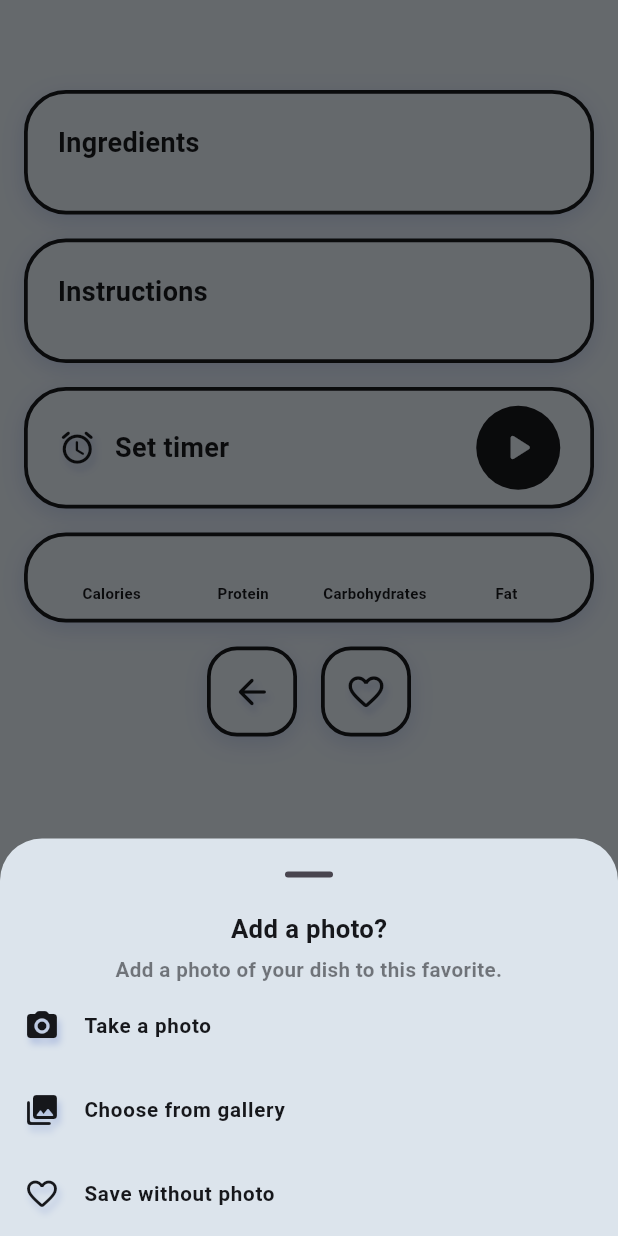
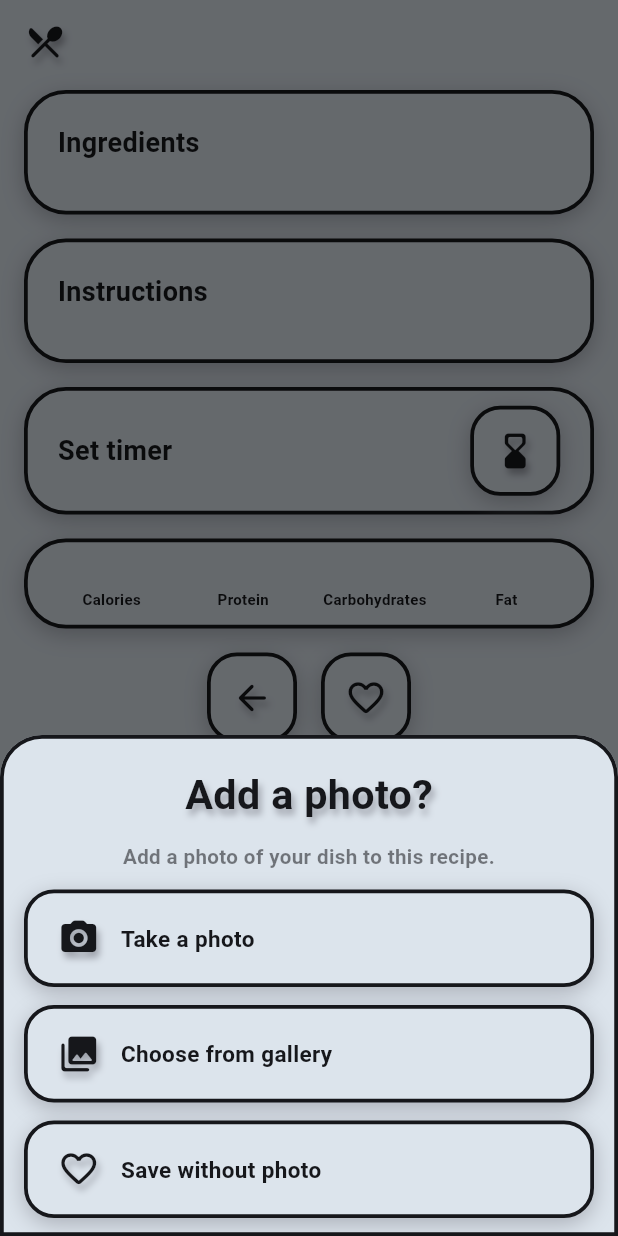
Before and after one commit to denissavishchev/young_chef, a Flutter app: the RecipeScreen screen opened directly, after a tap on the "favorite outline" icon, on a phone screen of 412 x 824 dp. Run offline on Flutter 3.47's test engine with Material 3 defaults, Android fonts, the phone set to English and light mode, and no system bars; our stand-ins replace easy_localization, flutter_dotenv, flutter_screenutil, flutter_spinkit, google_generative_ai, hive_ce_flutter and 4 more; missing offline and left inert: alarm, country_flags; accounts and stored records are empty; network calls fail.

Commit message:
app icon, UI fix, new loading

```diff
--- a/assets/translations/en-US.json
+++ b/assets/translations/en-US.json
@@ -36,6 +36,10 @@
   "timerDoneBody": "Your timer for {} has finished. Tap to go back to the recipe.",
   "timerMinutesShort": "min",
   "timerNotificationChannel": "Cooking timer",
+  "loadingStep1": "Picking ingredients…",
+  "loadingStep2": "Mixing flavors…",
+  "loadingStep3": "Preheating the oven…",
+  "myRecipes": "My recipes",
   "favorites": "Favorites",
   "saveToFavorites": "Save",
   "removeFromFavorites": "Remove from favorites",
@@ -43,7 +47,7 @@
   "vegan": "Vegan",
   "scanFailed": "Could not recognize any products. Try again.",
   "addPhotoTitle": "Add a photo?",
-  "addPhotoSubtitle": "Add a photo of your dish to this favorite.",
+  "addPhotoSubtitle": "Add a photo of your dish to this recipe.",
   "takePhoto": "Take a photo",
   "chooseFromGallery": "Choose from gallery",
   "saveWithoutPhoto": "Save without photo",
--- a/assets/translations/pl-PL.json
+++ b/assets/translations/pl-PL.json
@@ -36,6 +36,10 @@
   "timerDoneBody": "Minutnik dla przepisu {} zakończył odliczanie. Dotknij, aby wrócić do przepisu.",
   "timerMinutesShort": "min",
   "timerNotificationChannel": "Minutnik kuchenny",
+  "loadingStep1": "Dobieram składniki…",
+  "loadingStep2": "Mieszam smaki…",
+  "loadingStep3": "Podgrzewam piekarnik…",
+  "myRecipes": "Moje przepisy",
   "favorites": "Ulubione",
   "saveToFavorites": "Zapisz",
   "removeFromFavorites": "Usuń z ulubionych",
@@ -43,7 +47,7 @@
   "vegan": "Wegańskie",
   "scanFailed": "Nie udało się rozpoznać produktów. Spróbuj ponownie.",
   "addPhotoTitle": "Dodać zdjęcie?",
-  "addPhotoSubtitle": "Dodaj zdjęcie swojego dania do ulubionych.",
+  "addPhotoSubtitle": "Dodaj zdjęcie swojego dania do przepisu.",
   "takePhoto": "Zrób zdjęcie",
   "chooseFromGallery": "Wybierz z galerii",
   "saveWithoutPhoto": "Zapisz bez zdjęcia",
--- a/assets/translations/ru-RU.json
+++ b/assets/translations/ru-RU.json
@@ -36,6 +36,10 @@
   "timerDoneBody": "Таймер для рецепта {} закончил отсчёт. Нажмите, чтобы вернуться к рецепту.",
   "timerMinutesShort": "мин",
   "timerNotificationChannel": "Кухонный таймер",
+  "loadingStep1": "Подбираю ингредиенты…",
+  "loadingStep2": "Смешиваю вкусы…",
+  "loadingStep3": "Разогреваю духовку…",
+  "myRecipes": "Мои рецепты",
   "favorites": "Избранное",
   "saveToFavorites": "Сохранить",
   "removeFromFavorites": "Удалить из избранного",
@@ -43,7 +47,7 @@
   "vegan": "Веганское",
   "scanFailed": "Не удалось распознать продукты. Попробуйте ещё раз.",
   "addPhotoTitle": "Добавить фото?",
-  "addPhotoSubtitle": "Добавьте фото вашего блюда в избранное.",
+  "addPhotoSubtitle": "Добавьте фото вашего блюда к рецепту.",
   "takePhoto": "Сделать фото",
   "chooseFromGallery": "Выбрать из галереи",
   "saveWithoutPhoto": "Сохранить без фото",
--- a/lib/constants.dart
+++ b/lib/constants.dart
@@ -13,10 +13,19 @@ final kBigTextStyle = TextStyle(
   fontSize: 15.sp,
 );
 
+/// Screen title shared by every top-level screen.
+final kHeaderStyle = kBigTextStyle.copyWith(
+  fontSize: 24.sp,
+  shadows: kIconShadow,
+);
+
 // Outline UI palette (recipe screen + bottom bar).
 const kBg = Color(0xFFDCE4EC);
 const kLine = Color(0xFF16171B);
 const kGlow = Color(0xFFB4C2E0);
+const kShadow = Color(
+  0xFF9EA2AB,
+); // neutral gray under tiles, icons and the bar
 const kLineWidth = 2.5;
 
 /// Tile with a thick dark outline and a soft glow, the base of this UI
@@ -32,7 +41,7 @@ BoxDecoration outlineDecoration({
   border: Border.all(color: kLine, width: kLineWidth),
   boxShadow: [
     BoxShadow(
-      color: kGlow.withValues(alpha: 0.8),
+      color: kShadow.withValues(alpha: 0.8),
       blurRadius: 12,
       offset: const Offset(0, 4),
     ),
@@ -73,4 +82,6 @@ SliderThemeData outlineSliderTheme() => SliderThemeData(
 );
 
 /// Soft glow under icons, same as the bottom bar's.
-const kIconShadow = [Shadow(color: kGlow, blurRadius: 6, offset: Offset(2, 4))];
+const kIconShadow = [
+  Shadow(color: kShadow, blurRadius: 6, offset: Offset(2, 4)),
+];
--- a/lib/screens/home_shell.dart
+++ b/lib/screens/home_shell.dart
@@ -62,10 +62,7 @@ class _HomeShellState extends State<HomeShell> {
             icon: Icons.restaurant_menu_outlined,
             activeIcon: Icons.restaurant_menu_rounded,
           ),
-          NotchNavItem(
-            icon: Icons.eco_outlined,
-            activeIcon: Icons.eco_rounded,
-          ),
+          NotchNavItem(icon: Icons.eco_outlined, activeIcon: Icons.eco_rounded),
           NotchNavItem(
             icon: Icons.settings_outlined,
             activeIcon: Icons.settings_rounded,
--- a/lib/screens/recipe_screen.dart
+++ b/lib/screens/recipe_screen.dart
@@ -10,7 +10,6 @@ import '../constants.dart';
 
 final _text = kTextStyle.copyWith(color: kLine);
 final _heading = kBigTextStyle.copyWith(color: kLine, fontSize: 18);
-final _title = kBigTextStyle.copyWith(color: kLine);
 
 BoxDecoration _outline({double radius = 28, Color color = kBg}) =>
     outlineDecoration(radius: radius, color: color);
@@ -46,19 +45,40 @@ class _RecipeScreenState extends State<RecipeScreen> {
     if (id != null) {
       final confirmed = await showDialog<bool>(
         context: context,
-        builder: (ctx) => AlertDialog(
-          title: Text('removeFavoriteTitle'.tr()),
-          content: Text('removeFavoriteBody'.tr()),
-          actions: [
-            TextButton(
+        builder: (ctx) => Dialog(
+          backgroundColor: Colors.transparent,
+          elevation: 0,
+          insetPadding: const EdgeInsets.symmetric(horizontal: 24),
+          child: Container(
+            padding: const EdgeInsets.all(20),
+            decoration: _outline(),
+            child: Column(
+              mainAxisSize: MainAxisSize.min,
+              spacing: 12,
+              children: [
+                Text(
+                  'removeFavoriteTitle'.tr(),
+                  textAlign: TextAlign.center,
+                  style: kHeaderStyle,
+                ),
+                Text(
+                  'removeFavoriteBody'.tr(),
+                  textAlign: TextAlign.center,
+                  style: _text.copyWith(color: kLine.withValues(alpha: 0.55)),
+                ),
+                _ActionTile(
+                  icon: Icons.heart_broken_rounded,
+                  label: 'remove'.tr(),
+                  onPressed: () => Navigator.pop(ctx, true),
+                ),
+                _ActionTile(
+                  icon: Icons.close_rounded,
+                  label: 'cancel'.tr(),
                   onPressed: () => Navigator.pop(ctx, false),
-              child: Text('cancel'.tr()),
-            ),
-            TextButton(
-              onPressed: () => Navigator.pop(ctx, true),
-              child: Text('remove'.tr(), style: _text),
                 ),
               ],
+            ),
+          ),
         ),
       );
       if (confirmed != true) return;
@@ -69,49 +89,40 @@ class _RecipeScreenState extends State<RecipeScreen> {
     final choice = await showModalBottomSheet<_PhotoChoice>(
       context: context,
       backgroundColor: kBg,
-      showDragHandle: true,
+      shape: const RoundedRectangleBorder(
+        borderRadius: BorderRadius.vertical(top: Radius.circular(28)),
+        side: BorderSide(color: kLine, width: kLineWidth),
+      ),
       builder: (ctx) => SafeArea(
+        child: Padding(
+          padding: const EdgeInsets.fromLTRB(16, 20, 16, 12),
           child: Column(
             mainAxisSize: MainAxisSize.min,
+            spacing: 12,
             children: [
-            Text('addPhotoTitle'.tr(), style: kBigTextStyle),
-            const SizedBox(height: 4),
-            Padding(
-              padding: const EdgeInsets.symmetric(horizontal: 24),
-              child: Text(
+              Text('addPhotoTitle'.tr(), style: kHeaderStyle),
+              Text(
                 'addPhotoSubtitle'.tr(),
                 textAlign: TextAlign.center,
                 style: _text.copyWith(color: kLine.withValues(alpha: 0.55)),
               ),
+              _ActionTile(
+                icon: Icons.photo_camera_rounded,
+                label: 'takePhoto'.tr(),
+                onPressed: () => Navigator.pop(ctx, _PhotoChoice.camera),
               ),
-            ListTile(
-              leading: const Icon(
-                shadows: kIconShadow,
-                Icons.photo_camera_rounded,
-                color: kLine,
+              _ActionTile(
+                icon: Icons.photo_library_rounded,
+                label: 'chooseFromGallery'.tr(),
+                onPressed: () => Navigator.pop(ctx, _PhotoChoice.gallery),
               ),
-              title: Text('takePhoto'.tr(), style: _text),
-              onTap: () => Navigator.pop(ctx, _PhotoChoice.camera),
-            ),
-            ListTile(
-              leading: const Icon(
-                shadows: kIconShadow,
-                Icons.photo_library_rounded,
-                color: kLine,
-              ),
-              title: Text('chooseFromGallery'.tr(), style: _text),
-              onTap: () => Navigator.pop(ctx, _PhotoChoice.gallery),
-            ),
-            ListTile(
-              leading: const Icon(
-                shadows: kIconShadow,
-                Icons.favorite_border_rounded,
-                color: kLine,
-              ),
-              title: Text('saveWithoutPhoto'.tr(), style: _text),
-              onTap: () => Navigator.pop(ctx, _PhotoChoice.none),
+              _ActionTile(
+                icon: Icons.favorite_border_rounded,
+                label: 'saveWithoutPhoto'.tr(),
+                onPressed: () => Navigator.pop(ctx, _PhotoChoice.none),
               ),
             ],
+          ),
         ),
       ),
     );
@@ -177,9 +188,22 @@ class _RecipeScreenState extends State<RecipeScreen> {
                 spacing: 16,
                 crossAxisAlignment: CrossAxisAlignment.stretch,
                 children: [
-                  Text(
+                  Row(
+                    spacing: 10,
+                    children: [
+                      const Icon(
+                        shadows: kIconShadow,
+                        Icons.restaurant_menu_rounded,
+                        size: 28,
+                        color: kLine,
+                      ),
+                      Expanded(
+                        child: Text(
                           recipe.recipeName,
-                    style: _title.copyWith(fontSize: 28, height: 1.15),
+                          style: kHeaderStyle.copyWith(height: 1.15),
+                        ),
+                      ),
+                    ],
                   ),
                   _RecipeCard(
                     title: 'ingredients'.tr(),
@@ -231,12 +255,6 @@ class _RecipeScreenState extends State<RecipeScreen> {
                     child: Row(
                       spacing: 12,
                       children: [
-                        const Icon(
-                          Icons.alarm_rounded,
-                          size: 26,
-                          color: kLine,
-                          shadows: kIconShadow,
-                        ),
                         Expanded(
                           child: Text(
                             switch (status) {
@@ -260,25 +278,15 @@ class _RecipeScreenState extends State<RecipeScreen> {
                               shadows: kIconShadow,
                             ),
                           ),
-                        GestureDetector(
-                          onTap: () => _timerAction(timer, recipe.recipeName),
-                          child: Container(
-                            width: 56,
-                            height: 56,
-                            decoration: const BoxDecoration(
-                              color: kLine,
-                              shape: BoxShape.circle,
-                            ),
-                            child: Icon(
-                              switch (status) {
+                        _IconSquare(
+                          icon: switch (status) {
+                            TimerStatus.idle => Icons.hourglass_bottom_rounded,
                             TimerStatus.running => Icons.pause_rounded,
+                            TimerStatus.paused => Icons.play_arrow_rounded,
                             TimerStatus.finished => Icons.stop_rounded,
-                                _ => Icons.play_arrow_rounded,
                           },
-                              color: kBg,
-                              size: 30,
-                            ),
-                          ),
+                          onPressed: () =>
+                              _timerAction(timer, recipe.recipeName),
                         ),
                       ],
                     ),
@@ -325,6 +333,12 @@ class _RecipeScreenState extends State<RecipeScreen> {
   }
 }
 
+/// Strips "około", "ok.", "~" etc. from model output, also for saved recipes.
+final _approx = RegExp(
+  r'(około|ok\.|circa|approx\.?|about|~|≈|примерно|около)\s*',
+  caseSensitive: false,
+);
+
 class _Macro extends StatelessWidget {
   const _Macro(this.label, this.value);
 
@@ -337,7 +351,7 @@ class _Macro extends StatelessWidget {
       child: Column(
         children: [
           Text(
-            value,
+            value.replaceAll(_approx, '').trim(),
             maxLines: 1,
             overflow: TextOverflow.ellipsis,
             style: _heading.copyWith(fontSize: 15),
@@ -370,6 +384,40 @@ class _IconSquare extends StatelessWidget {
         height: 60,
         decoration: _outline(radius: 20),
         child: Icon(shadows: kIconShadow, icon, color: kLine, size: 28),
+      ),
+    );
+  }
+}
+
+/// Full-width outlined button: icon + label, same look as the other buttons.
+class _ActionTile extends StatelessWidget {
+  const _ActionTile({
+    required this.icon,
+    required this.label,
+    required this.onPressed,
+  });
+
+  final IconData icon;
+  final String label;
+  final VoidCallback onPressed;
+
+  @override
+  Widget build(BuildContext context) {
+    return GestureDetector(
+      onTap: onPressed,
+      child: Container(
+        width: double.infinity,
+        padding: const EdgeInsets.symmetric(horizontal: 20, vertical: 16),
+        decoration: _outline(radius: 20),
+        child: Row(
+          spacing: 14,
+          children: [
+            Icon(icon, color: kLine, size: 28, shadows: kIconShadow),
+            Expanded(
+              child: Text(label, style: _heading.copyWith(fontSize: 15)),
+            ),
+          ],
+        ),
       ),
     );
   }
--- a/lib/widgets/notch_nav_bar.dart
+++ b/lib/widgets/notch_nav_bar.dart
@@ -222,7 +222,7 @@ class _BarPainter extends CustomPainter {
     canvas.drawPath(
       shape.shift(const Offset(0, 4)),
       Paint()
-        ..color = kGlow.withValues(alpha: 0.8)
+        ..color = kShadow.withValues(alpha: 0.8)
         ..maskFilter = const MaskFilter.blur(BlurStyle.normal, 6),
     );
     canvas.restore();
--- a/pubspec.yaml
+++ b/pubspec.yaml
@@ -46,14 +46,14 @@ flutter_launcher_icons:
   image_path: assets/icon/icon.png
   image_path_android: assets/icon/icon_rounded.png
   remove_alpha_ios: true
-  adaptive_icon_background: "#FF8210"
+  adaptive_icon_background: "#FFFFFF"
   adaptive_icon_foreground: assets/icon/icon.png
 
 flutter_native_splash:
-  color: "#FF8210"
+  color: "#FFFFFF"
   image: assets/icon/icon_foreground.png
   android_12:
-    color: "#FF8210"
+    color: "#FFFFFF"
     image: assets/icon/icon_foreground.png
   fullscreen: false
 
```
Also changed, not shown: lib/providers/main_provider.dart (+3 -7 lines), lib/screens/favorites_screen.dart (+32 -13 lines), lib/screens/main_screen.dart (+6 -13 lines), lib/screens/product_screen.dart (+17 -18 lines), lib/screens/settings_screen.dart (+8 -7 lines), lib/widgets/cooking_loader.dart (added, +208 -0 lines), assets/icon/icon.png, assets/icon/icon_foreground.png, assets/icon/icon_rounded.png, 55 other files. Lines whose indentation alone changed are shown as unchanged.
